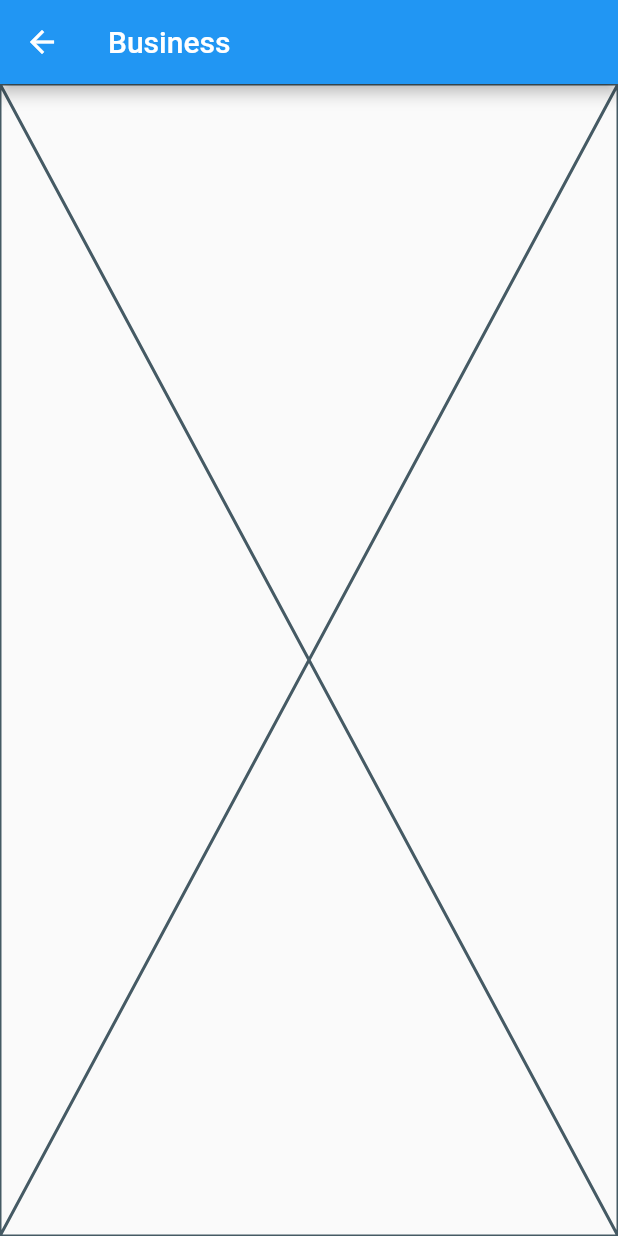
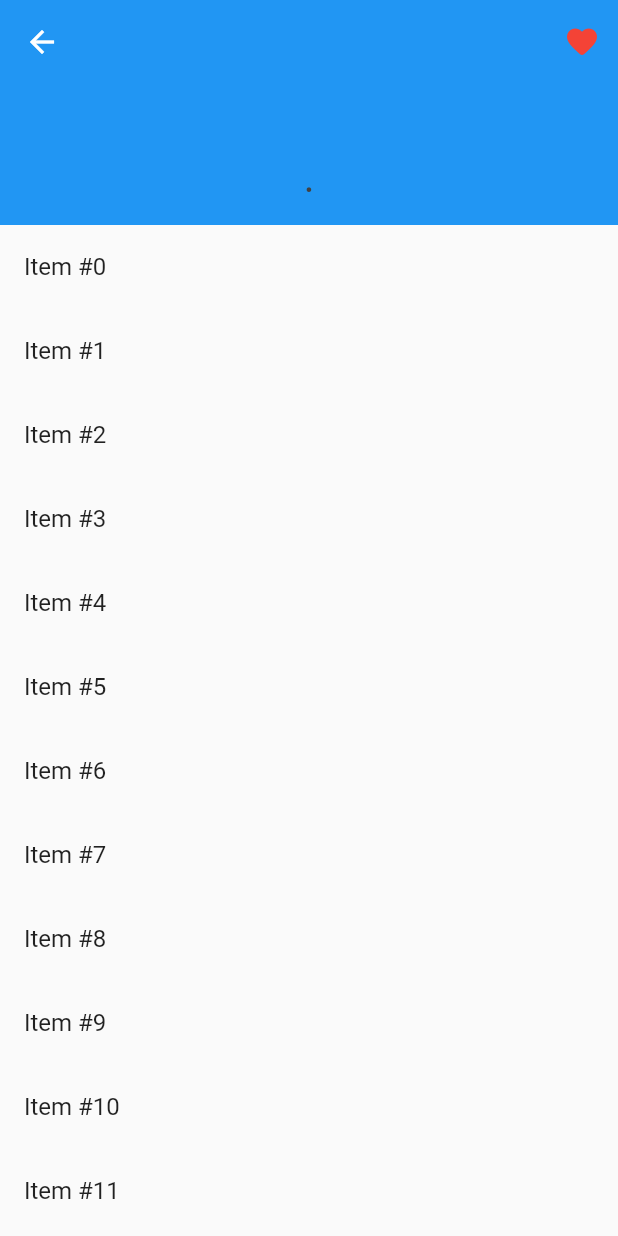
Before and after one commit to CaLouro/foodsaver-capstone, a Flutter app: the BusinessInfoPage screen opened by its route, on a phone screen of 412 x 824 dp. Run offline on Flutter 3.47's test engine with Material 2 defaults, Android fonts, the phone set to English and light mode, and no system bars; our stand-ins replace firebase_auth, firebase_core, flutter_form_builder, form_builder_validators, get, rounded_loading_button; accounts and stored records are empty.

Commit message:
Business info UI test

```diff
--- a/FoodSaverMobileApp/lib/application/controllers/business_info_controller.dart
+++ b/FoodSaverMobileApp/lib/application/controllers/business_info_controller.dart
@@ -12,4 +12,19 @@ class BusinessInfoController extends GetxController {
     // Get Business from route arguments
     _business = Get.arguments is Business ? Get.arguments : null;
   }
+
+  String get businessName => _business?.name ?? '';
+
+  bool get businessIsFavorite => _business?.isFavorite ?? false;
+
+  String get businessAddress =>
+      _business?.address.presentAddress(showPostalCode: true) ?? '';
+
+  String get businessEmailContact => _business?.contactEmail ?? '';
+
+  String get businessPhoneContact => _business?.contactPhone ?? '';
+
+  void onFavoriteIconPress(bool favoriteState) {
+    _business?.isFavorite = favoriteState;
+  }
 }
--- a/FoodSaverMobileApp/lib/view/pages/business_info_page.dart
+++ b/FoodSaverMobileApp/lib/view/pages/business_info_page.dart
@@ -2,6 +2,7 @@ import 'package:flutter/material.dart';
 import 'package:get/get.dart';
 
 import '../../application/controllers/business_info_controller.dart';
+import '../widgets/favorite_icon_button.dart';
 
 class BusinessInfoPage extends StatefulWidget {
   const BusinessInfoPage({Key? key}) : super(key: key);
@@ -16,10 +17,96 @@ class _BusinessInfoPageState extends State<BusinessInfoPage> {
   @override
   Widget build(BuildContext context) {
     return Scaffold(
-      appBar: AppBar(
-        title: const Text('Business'),
+      // appBar: AppBar(
+      //   title: const Text('Business'),
+      // ),
+      // body: ListView(
+      //   children: [
+      //     Container(
+      //       padding: const EdgeInsets.all(24),
+      //       color: Colors.blueGrey,
+      //       child: Column(
+      //         mainAxisSize: MainAxisSize.min,
+      //         crossAxisAlignment: CrossAxisAlignment.stretch,
+      //         children: [
+      //           Text(
+      //             controller.businessName,
+      //             textAlign: TextAlign.center,
+      //             style: Theme.of(context).textTheme.titleLarge,
+      //           ),
+      //         ],
+      //       ),
+      //     )
+      //   ],
+      // ),
+      body: CustomScrollView(
+        slivers: [
+          SliverAppBar(
+            actions: [
+              FavoriteIconButton(
+                isFavorite: true,
+                onPressed: controller.onFavoriteIconPress,
+              )
+            ],
+            pinned: true,
+            snap: true,
+            floating: true,
+            expandedHeight: 150,
+            title: Text(controller.businessName),
+            centerTitle: true,
+            flexibleSpace: FlexibleSpaceBar(
+              background: DefaultTextStyle(
+                style: Theme.of(context)
+                        .textTheme
+                        .bodyLarge
+                        ?.copyWith(color: Colors.grey.shade800) ??
+                    const TextStyle(),
+                child: Container(
+                  padding: const EdgeInsets.all(16),
+                  alignment: Alignment.bottomCenter,
+                  child: Column(
+                    mainAxisSize: MainAxisSize.min,
+                    children: [
+                      Text(
+                        controller.businessAddress,
+                      ),
+                      Row(
+                        children: [
+                          Expanded(
+                            child: Text(
+                              controller.businessEmailContact,
+                              textAlign: TextAlign.right,
+                            ),
+                          ),
+                          const Text(
+                            ' • ',
+                          ),
+                          Expanded(
+                            child: Text(
+                              controller.businessPhoneContact,
+                              textAlign: TextAlign.left,
+                            ),
+                          ),
+                        ],
+                      ),
+                    ],
+                  ),
+                ),
+              ),
+            ),
+          ),
+          SliverList(
+            // Use a delegate to build items as they're scrolled on screen.
+            delegate: SliverChildBuilderDelegate(
+              // The builder function returns a ListTile with a title that
+              // displays the index of the current item.
+              (context, index) => ListTile(title: Text('Item #$index')),
+              // Builds 1000 ListTiles
+              childCount: 1000,
+            ),
+          )
+        ],
       ),
-      body: const Placeholder(),
     );
   }
 }
```
